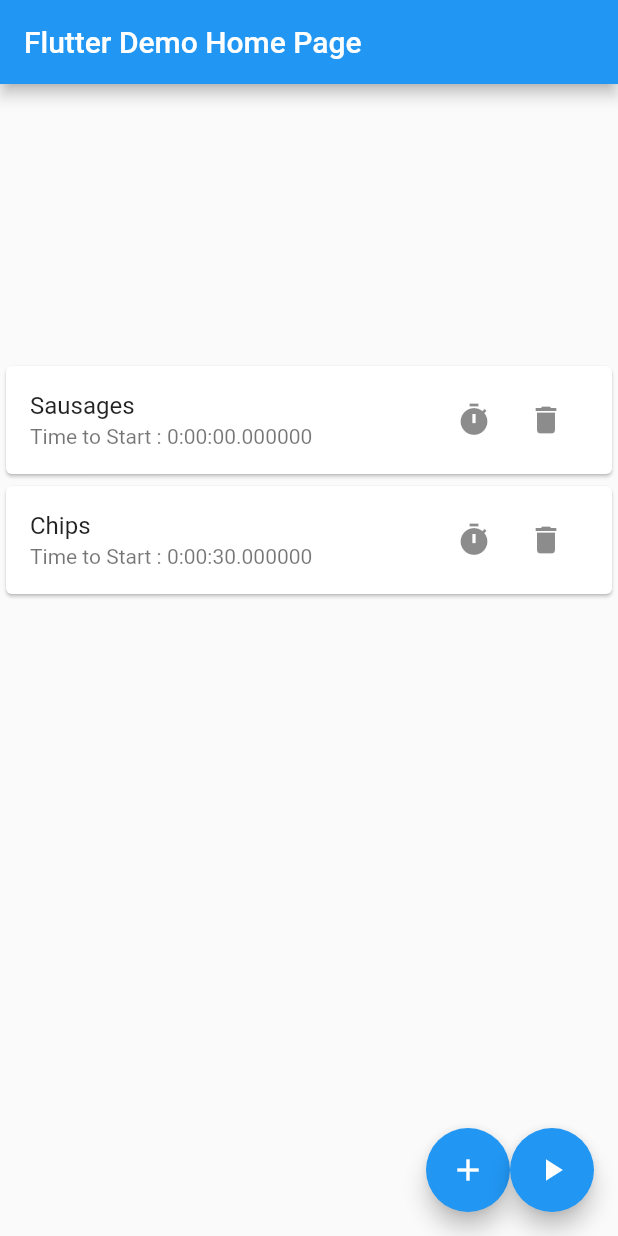
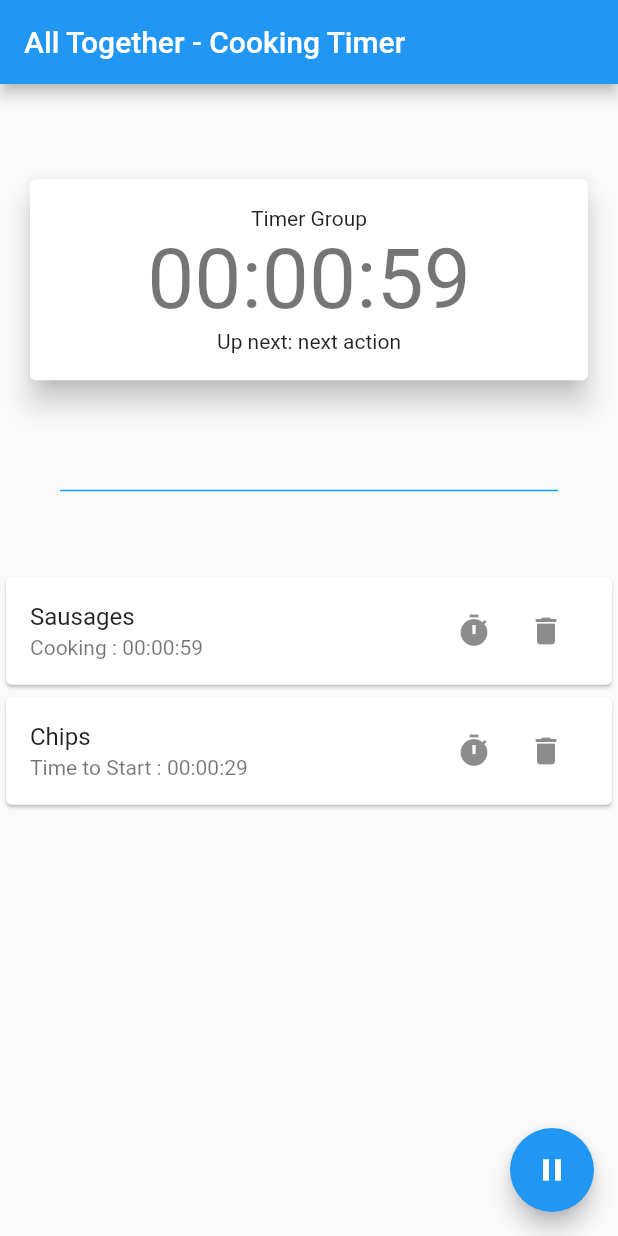
Before and after one commit to BlackAngryDog/all_together_cooking_timer, a Flutter app: the MyHomePage screen opened directly, after a tap on the "play arrow" icon, on a phone screen of 412 x 824 dp. Run offline on Flutter 3.47's test engine with Material 2 defaults, Android fonts, the phone set to English and light mode, and no system bars; missing offline and left inert: flutter_picker.

```diff
--- a/lib/main.dart
+++ b/lib/main.dart
@@ -21,7 +21,7 @@ class MyApp extends StatelessWidget {
       theme: ThemeData(
         primarySwatch: Colors.blue,
       ),
-      home: const MyHomePage(title: 'Flutter Demo Home Page'),
+      home: const MyHomePage(title: 'All Together - Cooking Timer'),
     );
   }
 }
@@ -67,7 +67,7 @@ class _MyHomePageState extends State<MyHomePage> {
         // the App.build method, and use it to set our appbar title.
         title: Text(widget.title),
       ),
-      body: TimerHome(_currMeal),
+      body: TimerHome(_currMeal, key: timerHomeKey),
       floatingActionButton: Row(
         mainAxisAlignment: MainAxisAlignment.end,
         children: [
@@ -84,10 +84,13 @@ class _MyHomePageState extends State<MyHomePage> {
           ),
           FloatingActionButton(
             onPressed: () => {
-              if (!_currMeal.isRunning)
-                {_currMeal.StartTimer(timerHomeKey.currentState!.timerUpdate)}
-              else
-                {_currMeal.PauseTimer()}
+              setState(() {
+                if (!_currMeal.isRunning) {
+                  _currMeal.StartTimer(timerHomeKey.currentState!.timerUpdate);
+                } else {
+                  _currMeal.PauseTimer();
+                }
+              }),
             },
             tooltip: 'Start',
             child: _currMeal.isRunning
--- a/lib/model/timer.dart
+++ b/lib/model/timer.dart
@@ -1,3 +1,5 @@
+import 'package:all_together_cooking_timer/utils/format_duration.dart';
+
 enum CookStatus { waiting, cooking, resting }
 
 class TimerItem {
@@ -48,13 +50,13 @@ class TimerItem {
   String getTimerText() {
     switch (status) {
       case CookStatus.waiting:
-        return "Time to Start : ${_delayStart - _elapsed}";
+        return "Time to Start : ${FormatDuration.format(_delayStart - _elapsed)}";
         break;
       case CookStatus.cooking:
-        return "Cooking : ${(_delayStart + runTime) - _elapsed}";
+        return "Cooking : ${FormatDuration.format((_delayStart + runTime) - _elapsed)}";
         break;
       case CookStatus.resting:
-        return "Resting : ${(_delayStart + runTime + restTime) - _elapsed}";
+        return "Resting : ${FormatDuration.format((_delayStart + runTime + restTime) - _elapsed)}";
         break;
     }
   }
--- a/lib/model/timer_group.dart
+++ b/lib/model/timer_group.dart
@@ -3,6 +3,8 @@ import 'dart:async';
 import 'package:all_together_cooking_timer/model/timer.dart';
 
 class TimerGroup {
+  String title = "Timer Group";
+
   List<TimerItem> _ingredients = [];
   List<TimerItem> get ingredients => _ingredients;
 
@@ -34,19 +36,16 @@ class TimerGroup {
   }
 
   Duration getTotalTime() {
-    /*
-    Duration t = Duration.zero;
-
-    for (Ingredient ingredient in _ingredients) {
-      t += ingredient.totalTime;
-    }
-    */
-    //return max time from first item as sorted to be highest
     return _ingredients[0].totalTime;
   }
 
   Duration getTotalTimeLeft() {
-    return _timer.elapsed - getTotalTime();
+    return getTotalTime() - _timer.elapsed;
+  }
+
+  String getNextAction() {
+    // TODO : Work out what action is coming next and return action and duration
+    return "next action";
   }
 
   void StartTimer(Function(TimerGroup _meal)? callBack) {
--- /dev/null
+++ b/lib/utils/format_duration.dart
@@ -0,0 +1,8 @@
+class FormatDuration {
+  static String format(Duration duration) {
+    String twoDigits(int n) => n.toString().padLeft(2, "0");
+    String twoDigitMinutes = twoDigits(duration.inMinutes.remainder(60));
+    String twoDigitSeconds = twoDigits(duration.inSeconds.remainder(60));
+    return "${twoDigits(duration.inHours)}:$twoDigitMinutes:$twoDigitSeconds";
+  }
+}
--- a/lib/widgets/timer_list.dart
+++ b/lib/widgets/timer_list.dart
@@ -1,5 +1,6 @@
 import 'package:all_together_cooking_timer/model/timer.dart';
 import 'package:all_together_cooking_timer/model/timer_group.dart';
+import 'package:all_together_cooking_timer/utils/format_duration.dart';
 import 'package:all_together_cooking_timer/widgets/edit_timer.dart';
 import 'package:flutter/material.dart';
 
@@ -13,11 +14,11 @@ class TimerHome extends StatefulWidget {
 }
 
 class TimerHomeState extends State<TimerHome> {
-  String _timer = '';
+  String _timer = '00:00:00';
 
   void timerUpdate(TimerGroup meal) {
     setState(() {
-      _timer = meal.getTotalTimeLeft().toString();
+      _timer = FormatDuration.format(meal.getTotalTimeLeft());
     });
   }
 
@@ -30,10 +31,7 @@ class TimerHomeState extends State<TimerHome> {
 
   void onTimerAdded(TimerItem newTimer) {
     widget._currMeal.addTimer(newTimer);
-    setState(() {
-      // TODO - add new time or update timer
-      _timer = widget._currMeal.getTotalTimeLeft().toString();
-    });
+    timerUpdate(widget._currMeal);
   }
 
   void addItemPressed(BuildContext ctx, TimerItem timer) {
@@ -50,10 +48,37 @@ class TimerHomeState extends State<TimerHome> {
 
   @override
   Widget build(BuildContext context) {
-    return Center(
+    return SafeArea(
       child: Column(
-        mainAxisAlignment: MainAxisAlignment.center,
+        crossAxisAlignment: CrossAxisAlignment.stretch,
+        mainAxisAlignment: MainAxisAlignment.spaceEvenly,
         children: <Widget>[
+          Card(
+            elevation: 8,
+            margin: const EdgeInsets.all(20),
+            child: Padding(
+              padding: const EdgeInsets.all(18.0),
+              child: Column(
+                mainAxisAlignment: MainAxisAlignment.spaceBetween,
+                children: [
+                  Text(widget._currMeal.title),
+                  Text(
+                    _timer,
+                    style: Theme.of(context).textTheme.headline2,
+                  ),
+                  // TODO : get time to next action
+                  Text("Up next: ${widget._currMeal.getNextAction()}")
+                ],
+              ),
+            ),
+          ),
+          const Divider(
+            height: 20,
+            thickness: 1,
+            indent: 40,
+            endIndent: 40,
+            color: Colors.lightBlue,
+          ),
           Container(
             height: 400,
             child: widget._currMeal.ingredients.isEmpty
```
